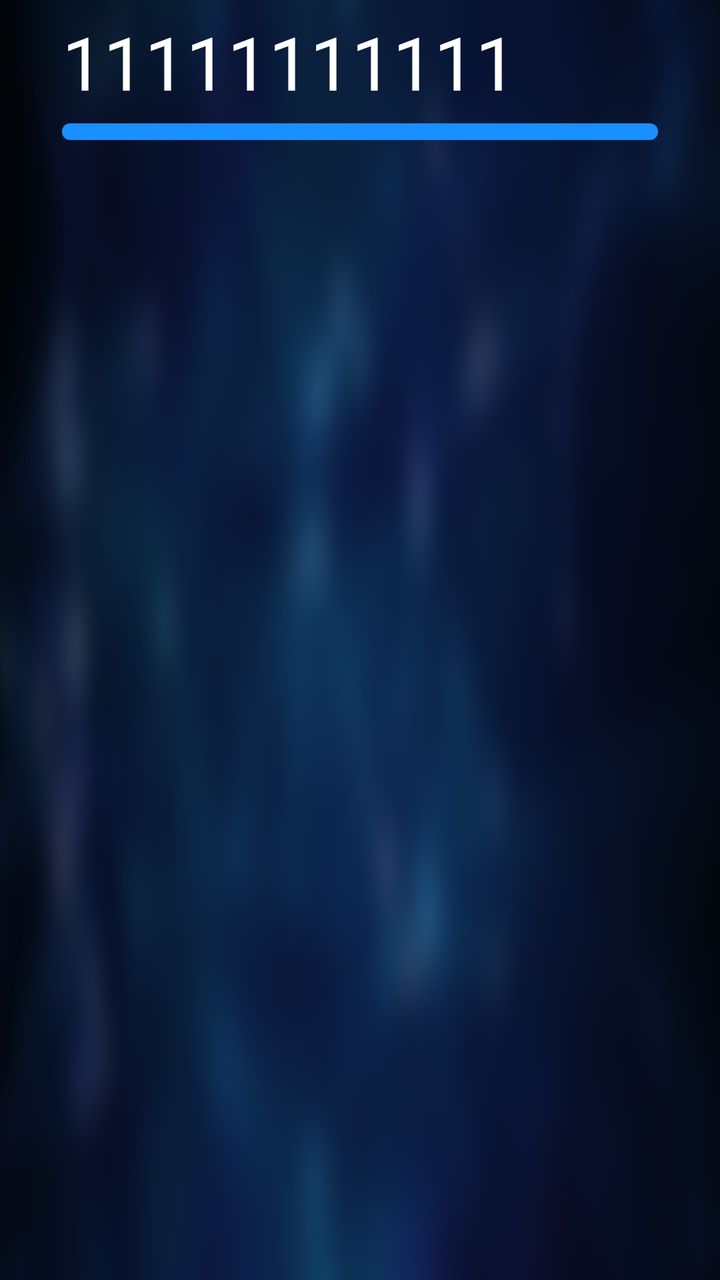
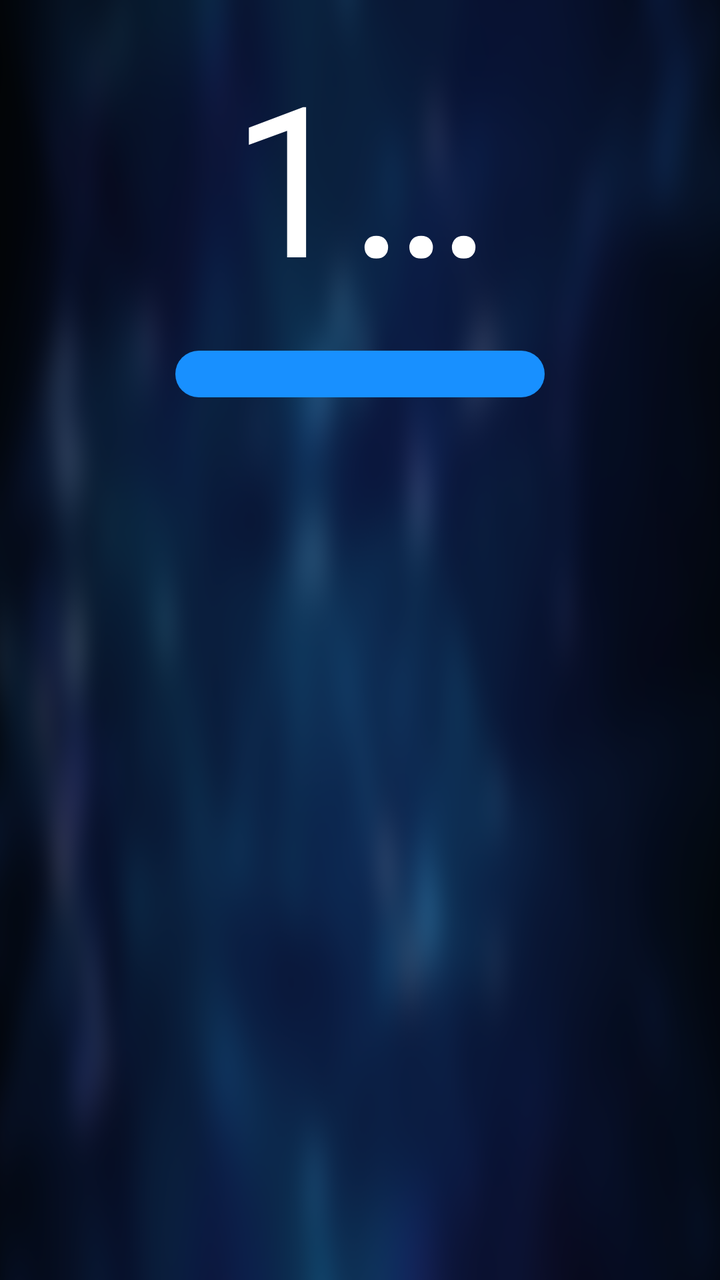

An Android layout rendered at two revisions. The XML below is the earlier revision; the diff shows what the commit changed to produce the second picture.
<!-- AndroidManifest.xml: application theme AppTheme.NoActionBar -->
<!-- res/layout/item_series_flag_layout.xml -->
<?xml version="1.0" encoding="utf-8"?>
<LinearLayout xmlns:android="http://schemas.android.com/apk/res/android"
    android:layout_width="wrap_content"
    android:layout_height="match_parent"
    android:layout_marginLeft="5pt"
    android:background="@drawable/source_flag_focus"
    android:focusable="true"
    android:focusableInTouchMode="true"
    android:orientation="vertical"
    android:paddingLeft="10pt"
    android:paddingRight="10pt">

    <TextView
        android:id="@+id/tvSeriesFlag"
        android:layout_width="wrap_content"
        android:layout_height="30pt"
        android:ellipsize="end"
        android:gravity="center"
        android:paddingLeft="5pt"
        android:paddingRight="5pt"
        android:singleLine="true"
        android:text="11111111111"
        android:textColor="@android:color/white"
        android:textSize="18pt" />

    <View
        android:id="@+id/tvSeriesFlagSelect"
        android:layout_width="match_parent"
        android:layout_height="4pt"
        android:layout_marginLeft="5pt"
        android:layout_marginRight="5pt"
        android:background="@drawable/source_flag_line" />
</LinearLayout>
<!-- resources referenced by this layout -->
<resources>
  <!-- drawable source_flag_focus (drawable) -->
  <?xml version="1.0" encoding="utf-8"?>
  <selector xmlns:android="http://schemas.android.com/apk/res/android">
      <item android:state_focused="true">
          <shape>
              <corners android:radius="10pt" />
              <solid android:color="@color/color_66000000" />
          </shape>
      </item>
      <item android:state_focused="false">
          <shape>
              <corners android:radius="10pt" />
          </shape>
      </item>
  </selector>
  <!-- drawable source_flag_line (drawable) -->
  <?xml version="1.0" encoding="utf-8"?>
  <shape xmlns:android="http://schemas.android.com/apk/res/android">
      <size
          android:width="40pt"
          android:height="4pt" />
      <corners android:radius="2pt" />
      <solid android:color="@color/color_1890FF"/>
  </shape>
  <style name="AppTheme.NoActionBar">
          <item name="android:windowActionBar">false</item>
          <item name="android:windowNoTitle">true</item>
          <item name="windowActionBar">false</item>
          <item name="android:windowFullscreen">true</item>//全屏即无通知栏
          <item name="android:windowContentOverlay">@null</item>//是否有遮盖
          <item name="windowNoTitle">true</item>
          <item name="android:keepScreenOn">true</item>
          
          <item name="android:windowBackground">@drawable/vod_thumb</item>
      </style>
  <color name="color_66000000">#66000000</color>
  <color name="color_1890FF">#1890FF</color>
  <!-- drawable vod_thumb: png bitmap (drawable-xhdpi, 198620 bytes) -->
</resources>

<!-- the commit's change to res/layout/item_series_flag_layout.xml (unified diff, before → after) -->
@@ -2,32 +2,32 @@
 <LinearLayout xmlns:android="http://schemas.android.com/apk/res/android"
     android:layout_width="wrap_content"
     android:layout_height="match_parent"
-    android:layout_marginLeft="5pt"
+    android:layout_marginLeft="5mm"
     android:background="@drawable/source_flag_focus"
     android:focusable="true"
     android:focusableInTouchMode="true"
     android:orientation="vertical"
-    android:paddingLeft="10pt"
-    android:paddingRight="10pt">
+    android:paddingLeft="10mm"
+    android:paddingRight="10mm">
 
     <TextView
         android:id="@+id/tvSeriesFlag"
         android:layout_width="wrap_content"
-        android:layout_height="30pt"
+        android:layout_height="30mm"
         android:ellipsize="end"
         android:gravity="center"
-        android:paddingLeft="5pt"
-        android:paddingRight="5pt"
+        android:paddingLeft="5mm"
+        android:paddingRight="5mm"
         android:singleLine="true"
         android:text="11111111111"
         android:textColor="@android:color/white"
-        android:textSize="18pt" />
+        android:textSize="18mm" />
 
     <View
         android:id="@+id/tvSeriesFlagSelect"
         android:layout_width="match_parent"
-        android:layout_height="4pt"
-        android:layout_marginLeft="5pt"
-        android:layout_marginRight="5pt"
+        android:layout_height="4mm"
+        android:layout_marginLeft="5mm"
+        android:layout_marginRight="5mm"
         android:background="@drawable/source_flag_line" />
 </LinearLayout>
<!-- resource entries referenced after the edit -->
@@ -5,13 +5,13 @@
   <selector xmlns:android="http://schemas.android.com/apk/res/android">
       <item android:state_focused="true">
           <shape>
-              <corners android:radius="10pt" />
+              <corners android:radius="10mm" />
               <solid android:color="@color/color_66000000" />
           </shape>
       </item>
       <item android:state_focused="false">
           <shape>
-              <corners android:radius="10pt" />
+              <corners android:radius="10mm" />
           </shape>
       </item>
   </selector>
@@ -19,9 +19,9 @@
   <?xml version="1.0" encoding="utf-8"?>
   <shape xmlns:android="http://schemas.android.com/apk/res/android">
       <size
-          android:width="40pt"
-          android:height="4pt" />
-      <corners android:radius="2pt" />
+          android:width="40mm"
+          android:height="4mm" />
+      <corners android:radius="2mm" />
       <solid android:color="@color/color_1890FF"/>
   </shape>
   <style name="AppTheme.NoActionBar">
